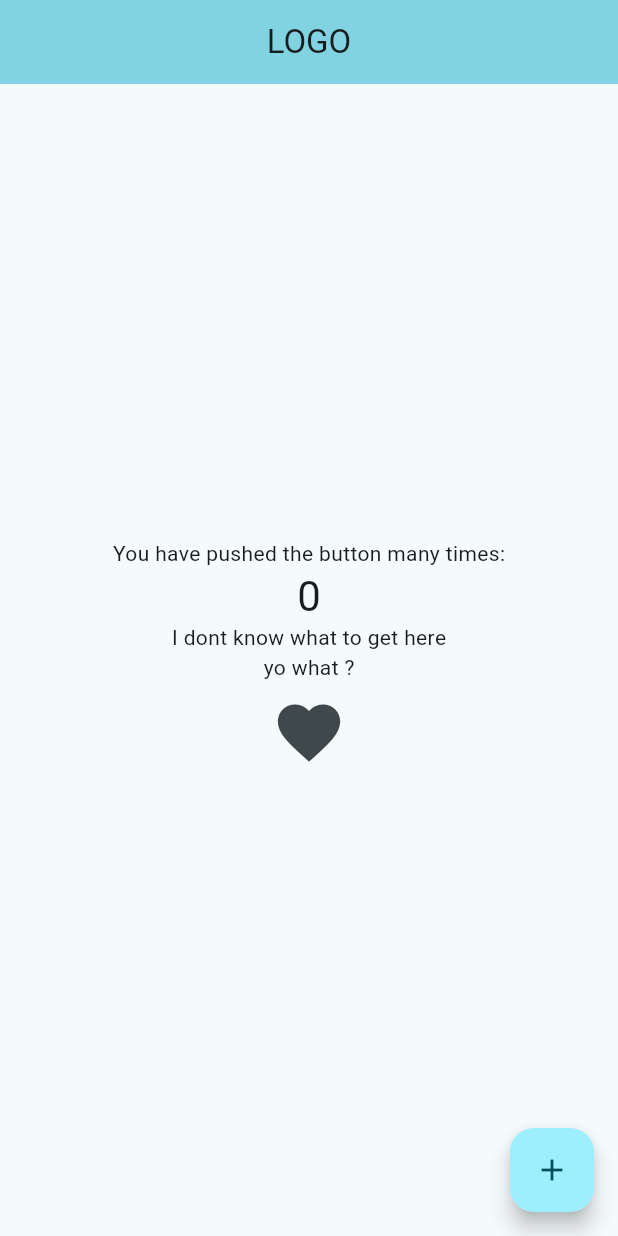
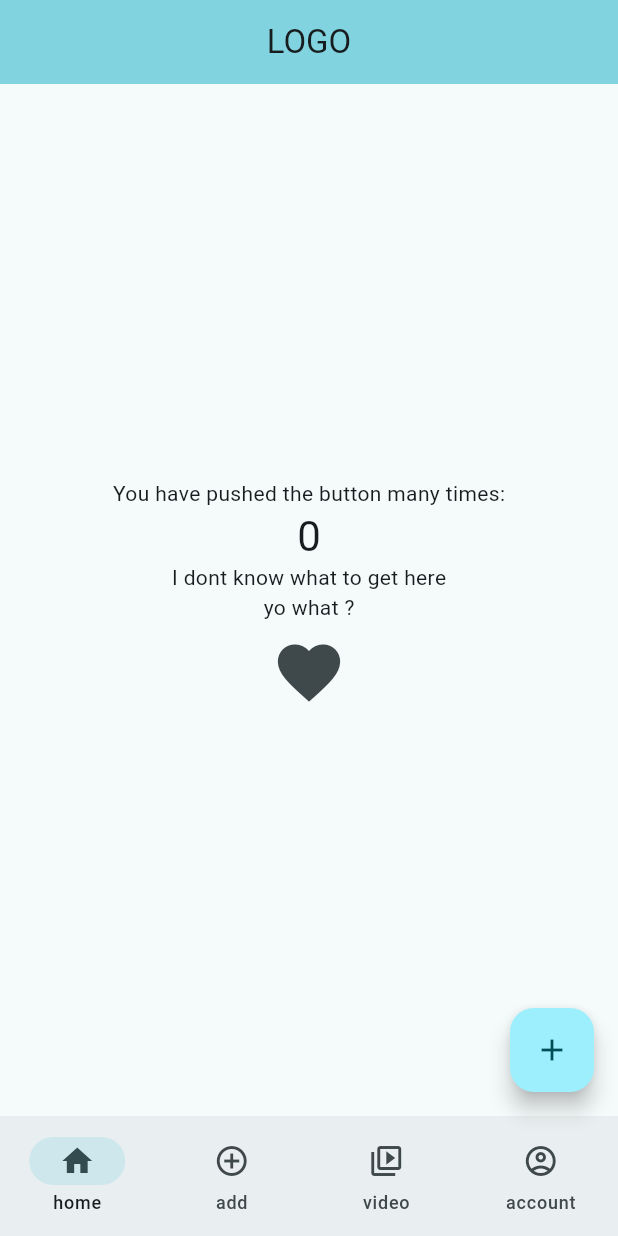
Before and after one commit to asseukihuh/flutter-app, a Flutter app: the screen it shows after launch, after a tap on the "add" icon, after a tap on the "favorite" icon, on a phone screen of 412 x 824 dp. Run offline on Flutter 3.47's test engine with Material 3 defaults, Android fonts, the phone set to English and light mode, and no system bars.

Commit message:
on peut changer les pages

```diff
--- a/lib/main.dart
+++ b/lib/main.dart
@@ -31,7 +31,7 @@ class MyApp extends StatelessWidget {
         //
         // This works for code too, not just values: Most code changes can be
         // tested with just a hot reload.
-        colorScheme: ColorScheme.fromSeed(seedColor: const Color.fromARGB(0, 146, 234, 250)),
+        colorScheme: ColorScheme.fromSeed(seedColor: Color.fromARGB(255, 255, 255, 255)),
         useMaterial3: true,
       ),
       home: const MyHomePage(title:'fzafazfaz'),
@@ -61,6 +61,7 @@ class _MyHomePageState extends State<MyHomePage> {
   int _counter = 0;
   // ignore: unused_field
   String _modifiabletext = 'hello';
+  int currentPageIndex = 0;
 
   void _incrementCounter() {
     setState(() {
@@ -105,24 +106,83 @@ class _MyHomePageState extends State<MyHomePage> {
         title: const Text('LOGO'),
         centerTitle: true,
       ),
-      body: Align(
+
+      body: _buildBody(),
+      floatingActionButton: FloatingActionButton(
+        onPressed: _incrementCounter,
+        tooltip: 'Increment',
+        child: const Icon(Icons.add),
+      ),
+
+      floatingActionButtonLocation: FloatingActionButtonLocation.endFloat,
+      bottomNavigationBar: NavigationBar(
+        onDestinationSelected: (index) {
+          setState(() {
+          currentPageIndex = index;
+        });
+        switch (index) {
+          case 0:
+            // Ne rien faire
+            break;
+          case 1:
+            // seconde route.
+
+            //Navigator.push(
+            //  context,
+            //  MaterialPageRoute(builder: (context) => SecondRoute()),
+            //);
+
+            break;
+          case 2:
+            // troiseme route.
+            break;
+          case 3:
+            // quatrieme route.
+            break;
+    }
+    print(index);print(index);
+        },
+        selectedIndex: currentPageIndex,
+        destinations: const [
+          NavigationDestination(
+            icon: Icon(Icons.home),
+            label: 'home'
+            ),
+          NavigationDestination(
+            icon: Icon(Icons.add_circle_outline),
+            label: 'add'
+            ),
+          NavigationDestination(
+            icon: Icon(Icons.video_library_outlined),
+            label: 'video'
+            ),
+          NavigationDestination(
+            icon: Icon(Icons.account_circle_outlined),
+            label: 'account'
+           ),
+        ],
+      ),
+
+    );
+  }
+  Widget _buildBody() {
+    switch (currentPageIndex) {
+      case 0:
+        return _buildHomePageContent();
+      case 1:
+        return _buildAddPageContent();
+      case 2:
+        return _buildVideoPageContent();
+      case 3:
+        return _buildAccountPageContent();
+      default:
+        return Container(); //unknown pages
+    }
+  }
+    Widget _buildHomePageContent() {
+    return Align(
       alignment: Alignment.center,
-        // Center is a layout widget. It takes a single child and positions it
-        // in the middle of the parent.
       child: Column(
-          // Column is also a layout widget. It takes a list of children and
-          // arranges them vertically. By default, it sizes itself to fit its
-          // children horizontally, and tries to be as tall as its parent.
-          //
-          // Column has various properties to control how it sizes itself and
-          // how it positions its children. Here we use mainAxisAlignment to
-          // center the children vertically; the main axis here is the vertical
-          // axis because Columns are vertical (the cross axis would be
-          // horizontal).
-          //
-          // TRY THIS: Invoke "debug painting" (choose the "Toggle Debug Paint"
-          // action in the IDE, or press "p" in the console), to see the
-          // wireframe for each widget.
         mainAxisAlignment: MainAxisAlignment.center,
         children: <Widget>[
           const Text(
@@ -142,16 +202,51 @@ class _MyHomePageState extends State<MyHomePage> {
             onPressed: _decrementCounter,
             icon: const Icon(Icons.favorite, size: 50)
           )
-
         ],
       ),
-      ),
-      floatingActionButton: FloatingActionButton(
-        onPressed: _incrementCounter,
-        tooltip: 'Increment',
-        child: const Icon(Icons.add),
-      ),
-      floatingActionButtonLocation: FloatingActionButtonLocation.endFloat,
     );
   }
+
+  Widget _buildAddPageContent() {
+    return const Center(
+      child: Text(
+        'HELLO WORLD',
+        style: TextStyle(fontSize: 24),
+      ),
+    );
   }
+
+  Widget _buildVideoPageContent() {
+    // Build content for video page
+    return Container();
+  }
+
+  Widget _buildAccountPageContent() {
+    // Build content for account page
+    return Container();
+  }
+}
+
+class SecondRoute extends StatelessWidget {
+  const SecondRoute({super.key});
+
+  @override
+  Widget build(BuildContext context) {
+    return Scaffold(
+      appBar: AppBar(
+        title: const Text('Second Route'),
+      ),
+      body: Center(
+        child: ElevatedButton(
+          onPressed: () {
+            //retouner a la page d'avant
+          },
+          child: const Text('Go back!'),
+        ),
+      ),
+    );
+  }
+
+
+
+}
```
Lines whose indentation alone changed are shown as unchanged.
